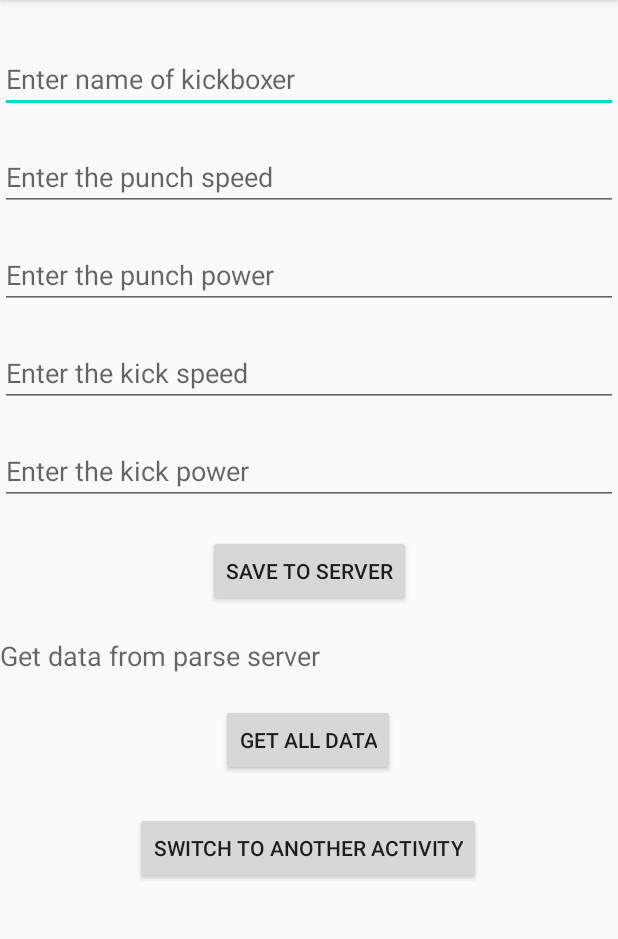
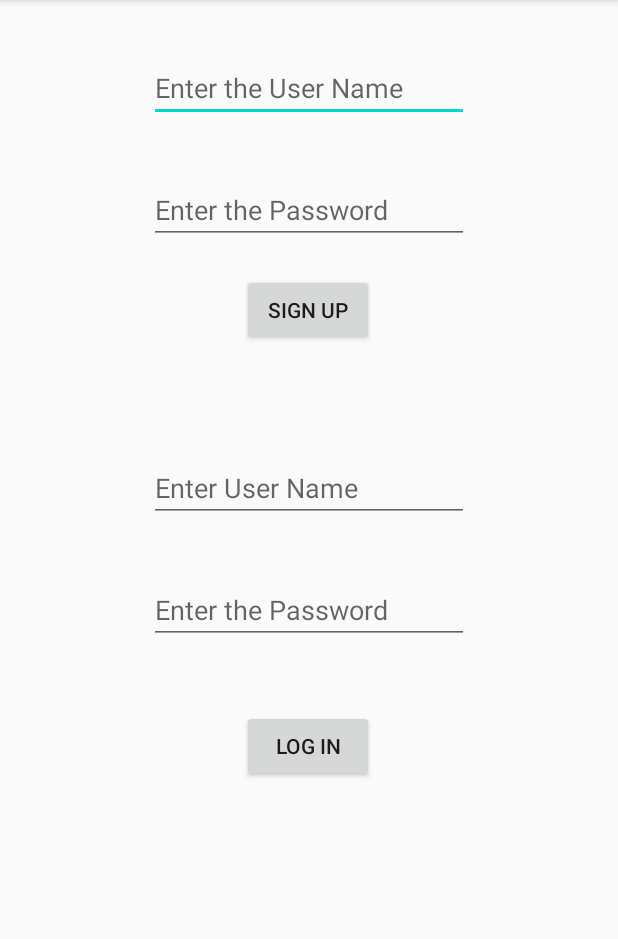
Before and after one commit to BulbulRathore/CloneInstagram, an Android app: the screen it shows after launch (SignUp before the commit, SignUpLoginActivity after it), after a tap on "SWITCH TO ANOTHER ACTIVITY", on a phone screen of 412 x 824 dp, the part 84-1023 px from its top. Run offline under Robolectric (Android 15) with nearby library versions, the phone set to English and light mode, and no system bars; libraries missing offline, so code that uses them is left out: com.parse, com.shashank.sony; 1 statement that could not run was skipped.

Commit message:
Sign up and login Parse server

```diff
--- a/app/src/main/AndroidManifest.xml
+++ b/app/src/main/AndroidManifest.xml
@@ -3,13 +3,14 @@
     package="com.example.cloneinstagram">
 
     <application
+        android:name=".App"
         android:allowBackup="true"
         android:icon="@mipmap/ic_launcher"
         android:label="@string/app_name"
         android:roundIcon="@mipmap/ic_launcher_round"
         android:supportsRtl="true"
-        android:theme="@style/AppTheme"
-        android:name=".App">
+        android:theme="@style/AppTheme">
+        <activity android:name=".WelcomeActivity"></activity>
         <activity android:name=".SignUp">
             <intent-filter>
                 <action android:name="android.intent.action.MAIN" />
@@ -17,6 +18,7 @@
                 <category android:name="android.intent.category.LAUNCHER" />
             </intent-filter>
         </activity>
+        <activity android:name=".SignUpLoginActivity" />
     </application>
 
 </manifest>
--- a/app/src/main/java/com/example/cloneinstagram/SignUp.java
+++ b/app/src/main/java/com/example/cloneinstagram/SignUp.java
@@ -2,6 +2,7 @@ package com.example.cloneinstagram;
 
 import androidx.appcompat.app.AppCompatActivity;
 
+import android.content.Intent;
 import android.os.Bundle;
 import android.view.View;
 import android.widget.Button;
@@ -66,7 +67,8 @@ public class SignUp extends AppCompatActivity implements View.OnClickListener {
         btnTransition.setOnClickListener(new View.OnClickListener() {
             @Override
             public void onClick(View v) {
-
+                Intent intent = new Intent(SignUp.this,SignUpLoginActivity.class);
+                startActivity(intent);
             }
         });
 
--- a/app/src/main/java/com/example/cloneinstagram/SignUpLoginActivity.java
+++ b/app/src/main/java/com/example/cloneinstagram/SignUpLoginActivity.java
@@ -1,4 +1,72 @@
 package com.example.cloneinstagram;
 
-public class SignUpLoginActivity {
+import android.os.Bundle;
+import android.view.View;
+import android.widget.Button;
+import android.widget.EditText;
+
+import androidx.annotation.Nullable;
+import androidx.appcompat.app.AppCompatActivity;
+
+import com.parse.LogInCallback;
+import com.parse.ParseException;
+import com.parse.ParseUser;
+import com.parse.SignUpCallback;
+import com.shashank.sony.fancytoastlib.FancyToast;
+
+public class SignUpLoginActivity extends AppCompatActivity {
+
+    private EditText edtSignupUsername, edtSignupPassword, edtLoginUsername, edtLoginPassword;
+    private Button btnSignup, btnLogin;
+
+    @Override
+    protected void onCreate(@Nullable Bundle savedInstanceState) {
+        super.onCreate(savedInstanceState);
+        setContentView(R.layout.signup_login_activity);
+
+        edtSignupUsername = findViewById(R.id.edtSignupUsername);
+        edtSignupPassword = findViewById(R.id.edtSignupPassword);
+        edtLoginUsername = findViewById(R.id.edtLoginUsername);
+        edtLoginPassword = findViewById(R.id.edtLoginPassword);
+
+        btnSignup = findViewById(R.id.btnSignup);
+       btnLogin = findViewById(R.id.btnLogin);
+
+       btnSignup.setOnClickListener(new View.OnClickListener() {
+           @Override
+           public void onClick(View v) {
+               final ParseUser appUser = new ParseUser();
+               appUser.setUsername(edtSignupUsername.getText().toString());
+               appUser.setPassword(edtSignupPassword.getText().toString());
+
+               appUser.signUpInBackground(new SignUpCallback() {
+                   @Override
+                   public void done(ParseException e) {
+                       if(e == null){
+                           FancyToast.makeText(SignUpLoginActivity.this,appUser.get("username")+" is signed up successfully!!", FancyToast.LENGTH_LONG, FancyToast.SUCCESS, true).show();
+                       } else{
+                           FancyToast.makeText(SignUpLoginActivity.this, e.getMessage(), FancyToast.LENGTH_LONG, FancyToast.ERROR, true).show();
+                       }
+                   }
+               });
+           }
+       });
+
+       btnLogin.setOnClickListener(new View.OnClickListener() {
+           @Override
+           public void onClick(View v) {
+               ParseUser.logInInBackground(edtLoginUsername.getText().toString(), edtLoginPassword.getText().toString(), new LogInCallback() {
+                   @Override
+                   public void done(ParseUser user, ParseException e) {
+                        if(user != null && e == null){
+                            FancyToast.makeText(SignUpLoginActivity.this,user.get("username")+" is login successfully!!", FancyToast.LENGTH_LONG, FancyToast.SUCCESS, true).show();
+                        } else {
+                            FancyToast.makeText(SignUpLoginActivity.this, e.getMessage(), FancyToast.LENGTH_LONG, FancyToast.ERROR, true).show();
+                        }
+                   }
+               });
+           }
+       });
+
+    }
 }
--- /dev/null
+++ b/app/src/main/java/com/example/cloneinstagram/WelcomeActivity.java
@@ -0,0 +1,14 @@
+package com.example.cloneinstagram;
+
+import androidx.appcompat.app.AppCompatActivity;
+
+import android.os.Bundle;
+
+public class WelcomeActivity extends AppCompatActivity {
+
+    @Override
+    protected void onCreate(Bundle savedInstanceState) {
+        super.onCreate(savedInstanceState);
+        setContentView(R.layout.activity_welcome);
+    }
+}
--- /dev/null
+++ b/app/src/main/res/layout/activity_welcome.xml
@@ -0,0 +1,9 @@
+<?xml version="1.0" encoding="utf-8"?>
+<androidx.constraintlayout.widget.ConstraintLayout xmlns:android="http://schemas.android.com/apk/res/android"
+    xmlns:app="http://schemas.android.com/apk/res-auto"
+    xmlns:tools="http://schemas.android.com/tools"
+    android:layout_width="match_parent"
+    android:layout_height="match_parent"
+    tools:context=".WelcomeActivity">
+
+</androidx.constraintlayout.widget.ConstraintLayout>
--- /dev/null
+++ b/app/src/main/res/layout/signup_login_activity.xml
@@ -0,0 +1,78 @@
+<?xml version="1.0" encoding="utf-8"?>
+<androidx.constraintlayout.widget.ConstraintLayout
+    xmlns:android="http://schemas.android.com/apk/res/android"
+    xmlns:app="http://schemas.android.com/apk/res-auto"
+    xmlns:tools="http://schemas.android.com/tools"
+    android:layout_width="match_parent"
+    android:layout_height="match_parent">
+
+    <EditText
+        android:id="@+id/edtSignupUsername"
+        android:layout_width="wrap_content"
+        android:layout_height="wrap_content"
+        android:layout_marginTop="36dp"
+        android:ems="10"
+        android:hint="Enter the User Name"
+        android:inputType="textPersonName"
+        app:layout_constraintEnd_toEndOf="parent"
+        app:layout_constraintStart_toStartOf="parent"
+        app:layout_constraintTop_toTopOf="parent" />
+
+    <EditText
+        android:id="@+id/edtSignupPassword"
+        android:layout_width="wrap_content"
+        android:layout_height="wrap_content"
+        android:layout_marginTop="36dp"
+        android:ems="10"
+        android:hint="Enter the Password"
+        android:inputType="textPassword"
+        app:layout_constraintEnd_toEndOf="parent"
+        app:layout_constraintStart_toStartOf="parent"
+        app:layout_constraintTop_toBottomOf="@+id/edtSignupUsername" />
+
+    <Button
+        android:id="@+id/btnSignup"
+        android:layout_width="wrap_content"
+        android:layout_height="wrap_content"
+        android:layout_marginTop="20dp"
+        android:text="sign up"
+        app:layout_constraintEnd_toEndOf="parent"
+        app:layout_constraintHorizontal_bias="0.498"
+        app:layout_constraintStart_toStartOf="parent"
+        app:layout_constraintTop_toBottomOf="@+id/edtSignupPassword" />
+
+    <EditText
+        android:id="@+id/edtLoginUsername"
+        android:layout_width="wrap_content"
+        android:layout_height="wrap_content"
+        android:layout_marginTop="72dp"
+        android:ems="10"
+        android:hint="Enter User Name"
+        android:inputType="textPersonName"
+        app:layout_constraintEnd_toEndOf="parent"
+        app:layout_constraintStart_toStartOf="parent"
+        app:layout_constraintTop_toBottomOf="@+id/btnSignup" />
+
+    <EditText
+        android:id="@+id/edtLoginPassword"
+        android:layout_width="wrap_content"
+        android:layout_height="wrap_content"
+        android:layout_marginTop="36dp"
+        android:ems="10"
+        android:hint="Enter the Password"
+        android:inputType="textPassword"
+        app:layout_constraintEnd_toEndOf="parent"
+        app:layout_constraintStart_toStartOf="parent"
+        app:layout_constraintTop_toBottomOf="@+id/edtLoginUsername" />
+
+    <Button
+        android:id="@+id/btnLogin"
+        android:layout_width="wrap_content"
+        android:layout_height="wrap_content"
+        android:layout_marginTop="44dp"
+        android:text="Log In"
+        app:layout_constraintEnd_toEndOf="parent"
+        app:layout_constraintHorizontal_bias="0.498"
+        app:layout_constraintStart_toStartOf="parent"
+        app:layout_constraintTop_toBottomOf="@+id/edtLoginPassword" />
+</androidx.constraintlayout.widget.ConstraintLayout>
```
